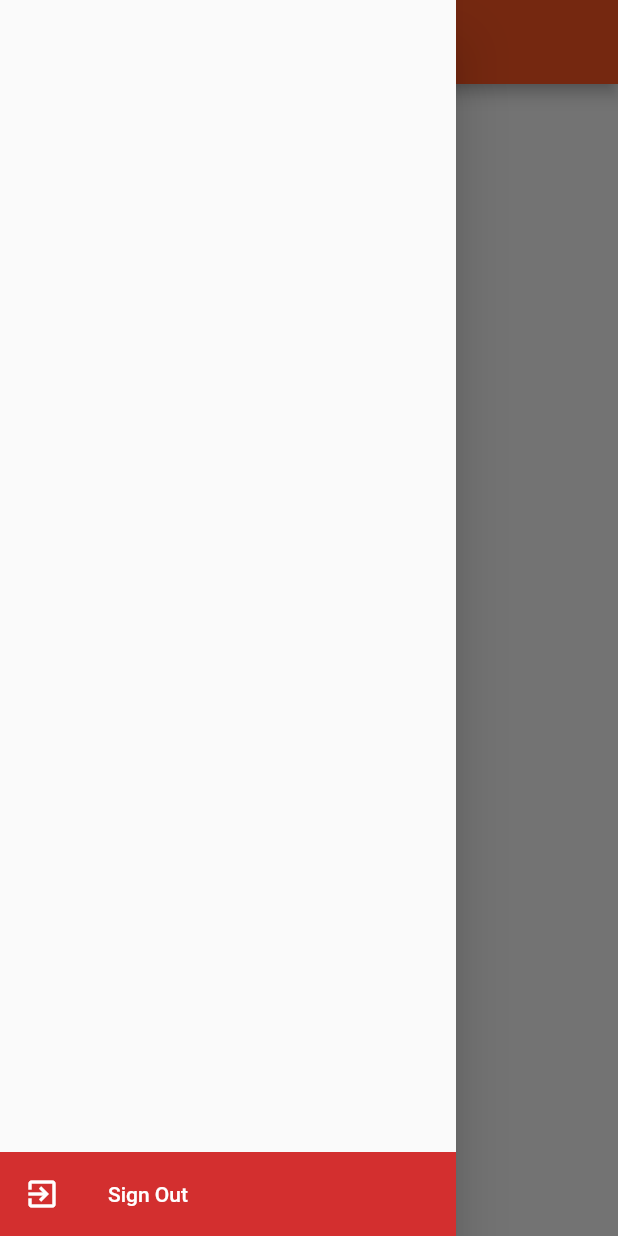
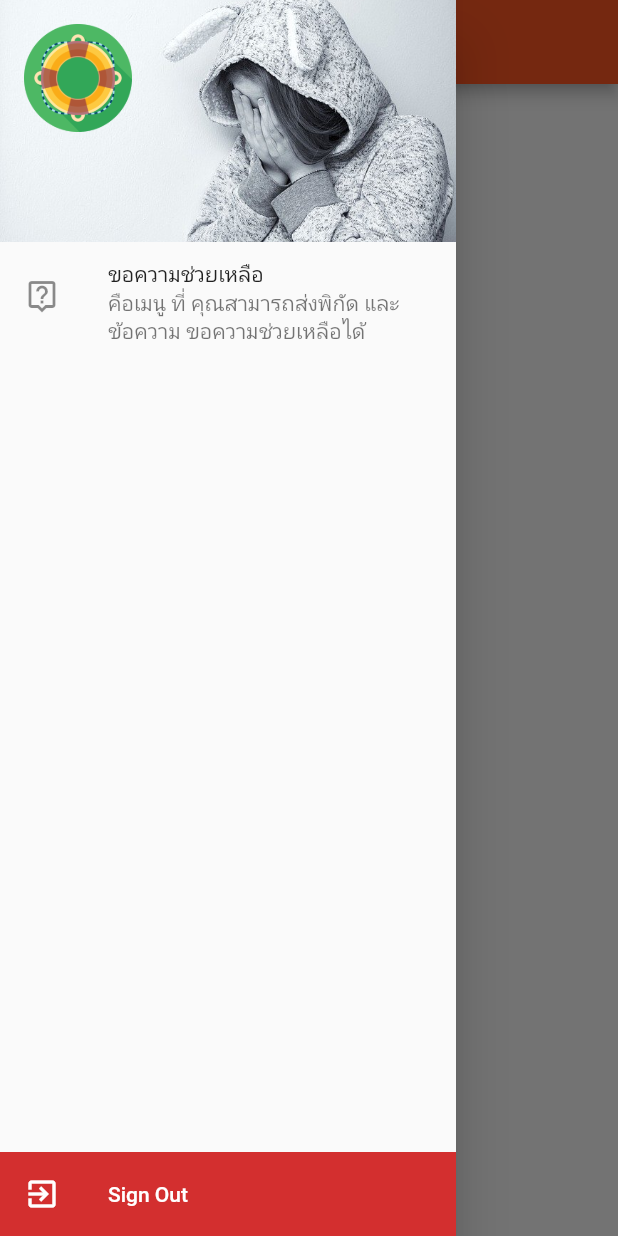
Before and after one commit to masterUNG/UngMooPa, a Flutter app: the MainUser screen opened directly, with the side drawer open, on a phone screen of 412 x 824 dp. Run offline on Flutter 3.47's test engine with Material 2 defaults, Android fonts, the phone set to English and light mode, and no system bars; our stand-ins replace cloud_firestore, firebase_auth, firebase_core, firebase_storage, image_picker; accounts and stored records are empty.

Commit message:
finish 10Oct

```diff
--- a/lib/utility/my_style.dart
+++ b/lib/utility/my_style.dart
@@ -4,6 +4,7 @@ import 'package:flutter/material.dart';
 import 'package:ungmoopa/widget/authen.dart';
 
 class MyStyle {
+
   Widget mySignOut(BuildContext context) => Column(
         mainAxisAlignment: MainAxisAlignment.end,
         children: [
--- a/lib/widget/main_user.dart
+++ b/lib/widget/main_user.dart
@@ -1,3 +1,6 @@
+import 'package:cloud_firestore/cloud_firestore.dart';
+import 'package:firebase_auth/firebase_auth.dart';
+import 'package:firebase_core/firebase_core.dart';
 import 'package:flutter/material.dart';
 import 'package:ungmoopa/utility/my_style.dart';
 
@@ -7,12 +10,78 @@ class MainUser extends StatefulWidget {
 }
 
 class _MainUserState extends State<MainUser> {
+  String name, email;
+
+  @override
+  void initState() {
+    // TODO: implement initState
+    super.initState();
+    readUserData();
+  }
+
+  Future<Null> readUserData() async {
+    await Firebase.initializeApp().then((value) async {
+      print('#####  initial Success  ####');
+      await FirebaseAuth.instance.authStateChanges().listen((event) async {
+        String uid = event.uid;
+        print('uid = $uid');
+        await FirebaseFirestore.instance
+            .collection('User')
+            .doc(uid)
+            .snapshots()
+            .listen((event) {
+          setState(() {
+            name = event.data()['Name'];
+            email = event.data()['Email'];
+          });
+        });
+      });
+    });
+  }
+
   @override
   Widget build(BuildContext context) {
     return Scaffold(
       appBar: AppBar(
         title: Text('Main User'),
-      ),drawer: Drawer(child: MyStyle().mySignOut(context),),
+      ),
+      drawer: Drawer(
+        child: Stack(
+          children: [
+            Column(
+              children: [
+                buildUserAccountsDrawerHeader(),
+                ListTile(
+                  leading: Icon(Icons.live_help_outlined),
+                  title: Text('ขอความช่วยเหลือ'),
+                  subtitle: Text('คือเมนู ที่ คุณสามารถส่งพิกัด และ ข้อความ ขอความช่วยเหลือได้'),
+                ),
+              ],
+            ),
+            MyStyle().mySignOut(context),
+          ],
+        ),
+      ),
+    );
+  }
+
+  UserAccountsDrawerHeader buildUserAccountsDrawerHeader() {
+    return UserAccountsDrawerHeader(
+      decoration: BoxDecoration(
+        image: DecorationImage(
+          image: AssetImage('images/wall.jpg'),
+          fit: BoxFit.cover,
+        ),
+      ),
+      currentAccountPicture: Image.asset('images/logo.png'),
+      accountName: Text(
+        name == null ? 'Name' : name,
+        style: TextStyle(color: Colors.green[700]),
+      ),
+      accountEmail: Text(
+        email == null ? 'Email' : email,
+        style: TextStyle(color: Colors.green[700]),
+      ),
     );
   }
 }
```
Also changed, not shown: images/wall.jpg (added), 1 other file.
